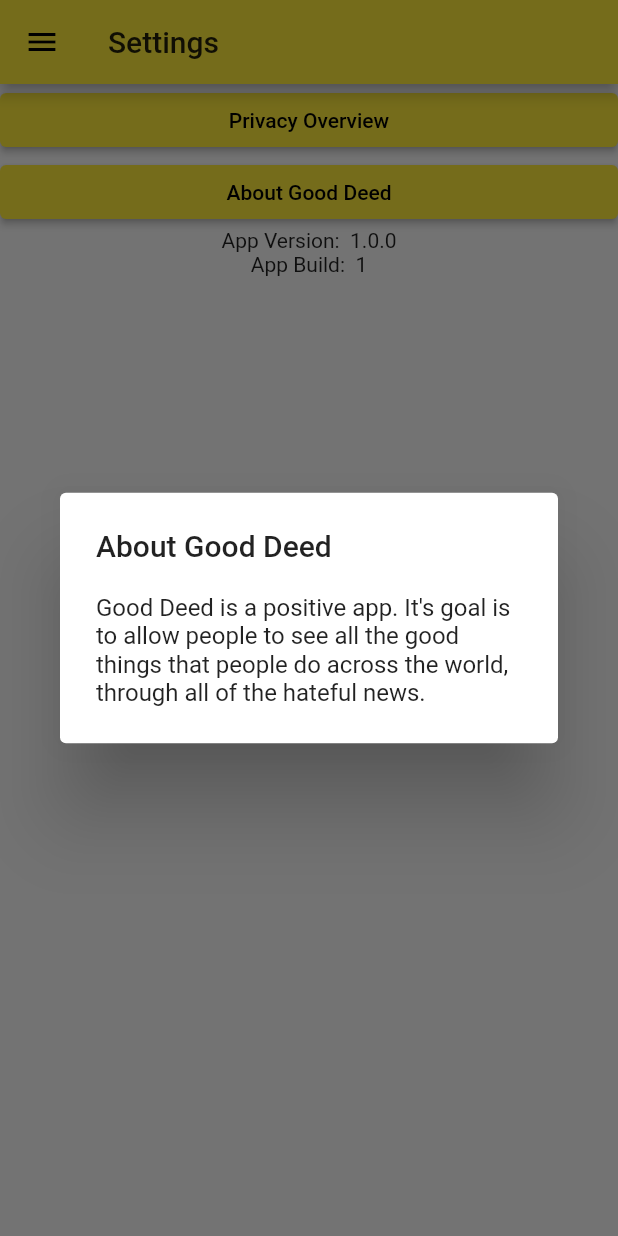
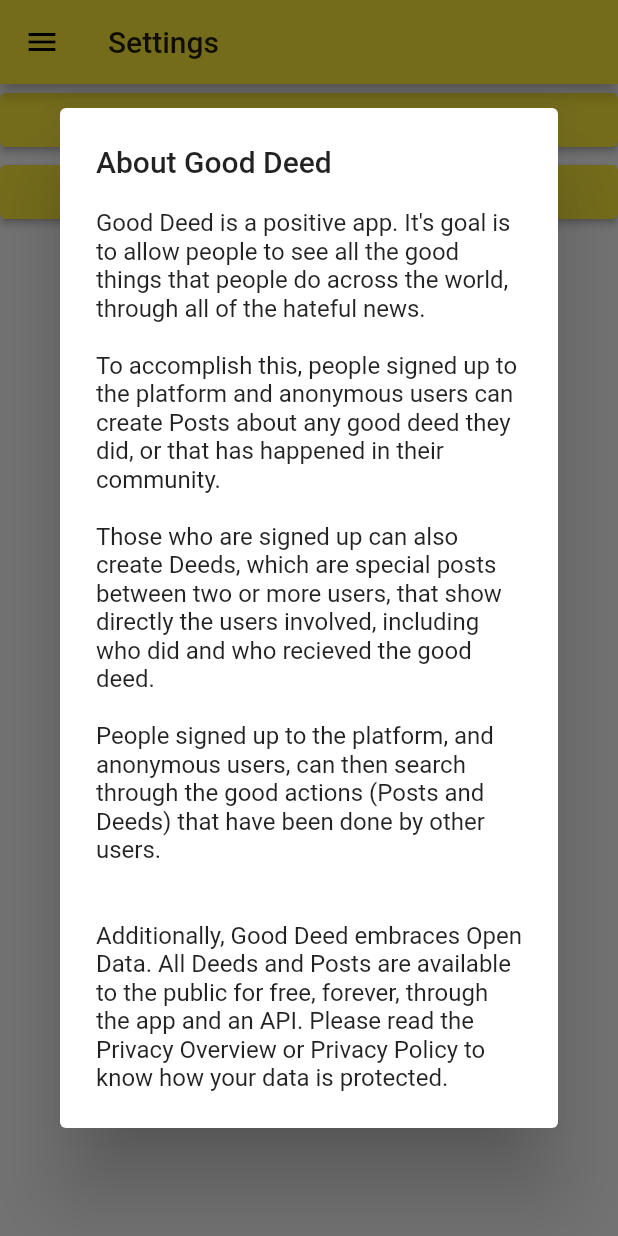
Before and after one commit to HubbleCommand/good-deed-app, a Flutter app: the SettingsPage screen opened by its route, after a tap on "About Good Deed", on a phone screen of 412 x 824 dp. Run offline on Flutter 3.47's test engine with Material 2 defaults, Android fonts, the phone set to English and light mode, and no system bars; our stand-ins replace package_info; missing offline and left inert: geotools; network calls fail.

Commit message:
About GD App mostly done

```diff
--- a/lib/widgets/about.dart
+++ b/lib/widgets/about.dart
@@ -9,7 +9,11 @@ class AboutAlertDialog extends StatelessWidget {
       content: SingleChildScrollView(
         child: Column(
           children: [
-            Text("""Good Deed is a positive app. It's goal is to allow people to see all the good things that people do across the world, through all of the hateful news."""),
+            Text("""Good Deed is a positive app. It's goal is to allow people to see all the good things that people do across the world, through all of the hateful news.\n"""),
+            Text("""To accomplish this, people signed up to the platform and anonymous users can create Posts about any good deed they did, or that has happened in their community.\n"""),
+            Text("""Those who are signed up can also create Deeds, which are special posts between two or more users, that show directly the users involved, including who did and who recieved the good deed.\n"""),
+            Text("""People signed up to the platform, and anonymous users, can then search through the good actions (Posts and Deeds) that have been done by other users.\n\n"""),
+            Text("""Additionally, Good Deed embraces Open Data. All Deeds and Posts are available to the public for free, forever, through the app and an API. Please read the Privacy Overview or Privacy Policy to know how your data is protected."""),
           ],
         ),
       ),
```
